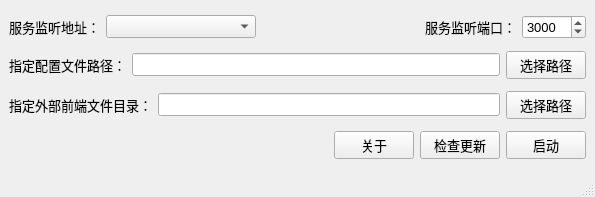
Above: main.ui from Jonnyan404/cloud-clipboard-go-launcher before the change. Below: the same form after it.
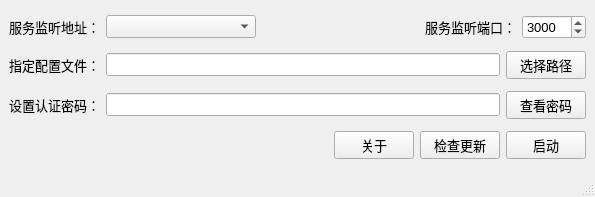
That is the form after the change.

Commit message: 适配密码认证

The edit to the form file:
```diff
--- a/main.ui
+++ b/main.ui
@@ -89,7 +89,7 @@
       <item>
        <widget class="QLabel" name="label_3">
         <property name="text">
-         <string>指定配置文件路径：</string>
+         <string>指定配置文件：</string>
         </property>
        </widget>
       </item>
@@ -110,7 +110,7 @@
       <item>
        <widget class="QLabel" name="label_4">
         <property name="text">
-         <string>指定外部前端文件目录：</string>
+         <string>设置认证密码：</string>
         </property>
        </widget>
       </item>
@@ -120,7 +120,7 @@
       <item>
        <widget class="QPushButton" name="videoChooseBtn">
         <property name="text">
-         <string>选择路径</string>
+         <string>查看密码</string>
         </property>
        </widget>
       </item>
```
The commit also changes 6 other files.
